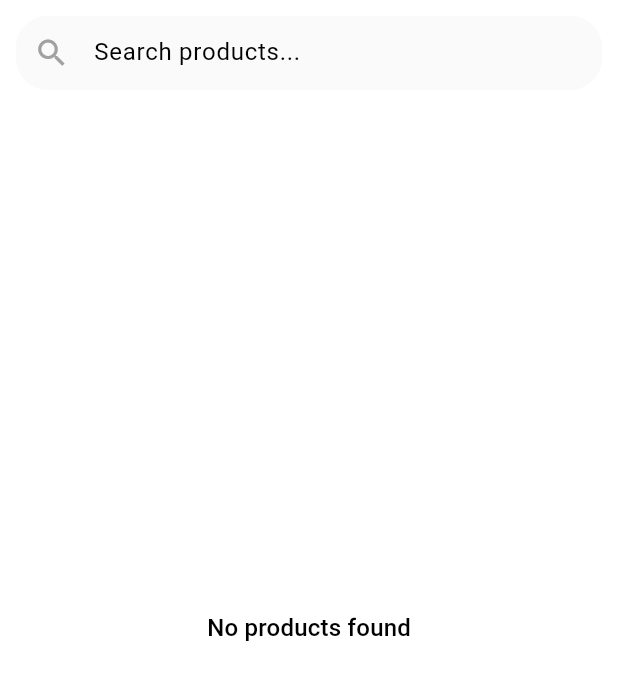
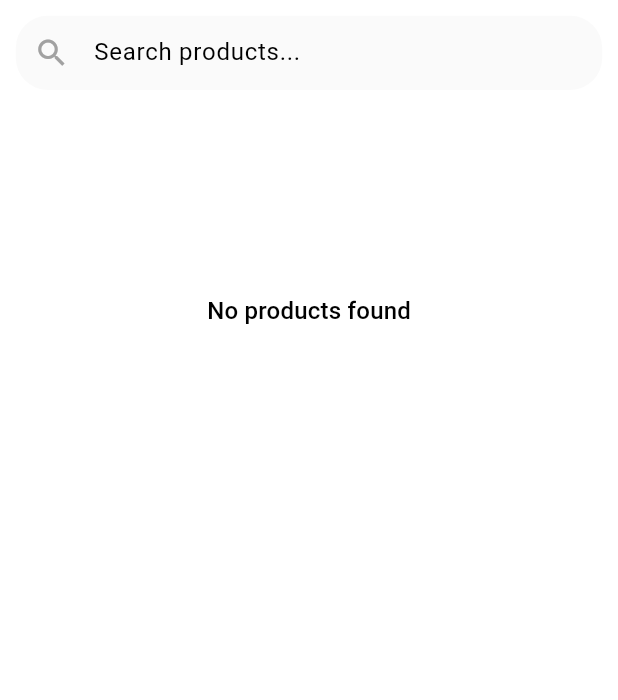
Before and after one commit to royalcourtbd/product_showcase, a Flutter app: the screen it shows after launch, on a phone screen of 412 x 824 dp, the part 84-784 px from its top. Run offline on Flutter 3.47's test engine with Material 3 defaults, Android fonts, the phone set to English and light mode, and no system bars; our stand-ins replace cached_network_image, equatable, flutter_svg, fpdart, get, get_it and 4 more; missing offline and left inert: isolates_helper, talker_logger; accounts and stored records are empty; network calls fail; Roboto replaces fonts that are missing (Poppins).

```diff
--- a/lib/presentation/product/ui/product_list_page.dart.dart
+++ b/lib/presentation/product/ui/product_list_page.dart.dart
@@ -5,6 +5,7 @@ import 'package:initial_project/core/di/service_locator.dart';
 import 'package:initial_project/core/external_libs/presentable_widget_builder.dart';
 import 'package:initial_project/core/static/ui_const.dart';
 import 'package:initial_project/core/utility/ui_helper.dart';
+import 'package:initial_project/core/utility/utility.dart';
 import 'package:initial_project/domain/entities/product_entity.dart';
 import 'package:initial_project/presentation/common/loading_indicator.dart';
 import 'package:initial_project/presentation/product/presenter/product_list_presenter.dart';
@@ -58,19 +59,31 @@ class ProductListPage extends StatelessWidget {
                   ),
                 ),
 
-              // Product List
               Expanded(
                 child:
                     state.isLoading
                         ? Center(
                           child: LoadingIndicator(theme: Theme.of(context)),
                         )
-                        : state.products.isEmpty
-                        ? Center(
+                        : RefreshIndicator(
+                          onRefresh: _presenter.refreshData,
+                          color: context.color.primaryColor,
+                          child:
+                              state.products.isEmpty
+                                  ? ListView(
+                                    children: [
+                                      SizedBox(
+                                        height:
+                                            MediaQuery.of(context).size.height /
+                                            3,
+                                        child: Center(
                                           child: Text(
                                             'No products found',
                                             style: theme.textTheme.titleMedium,
                                           ),
+                                        ),
+                                      ),
+                                    ],
                                   )
                                   : GridView.builder(
                                     padding: padding15,
@@ -86,9 +99,13 @@ class ProductListPage extends StatelessWidget {
                                       final product = state.products[index];
                                       return ProductCard(
                                         product: product,
-                              onTap: () => _navigateToProductDetail(product),
+                                        onTap:
+                                            () => _navigateToProductDetail(
+                                              product,
+                                            ),
                                       );
                                     },
+                                  ),
                         ),
               ),
             ],
```
Also changed, not shown: lib/presentation/product/presenter/product_list_presenter.dart (+9 -9 lines). Lines whose indentation alone changed are shown as unchanged.
